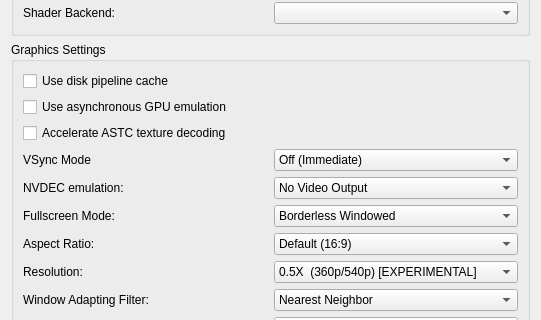
rorrim-rorrim/eden-alt, file src/yuzu/configuration/configure_graphics.ui: the form before one commit; both pictures show x 0 to 541 and y 94 to 414 of the 541 by 759 pixel window.
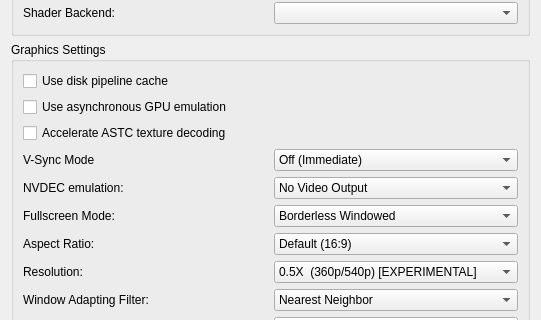
The form after the commit.

Commit message: configure_graphics: Fix typo

```diff
--- a/src/yuzu/configuration/configure_graphics.ui
+++ b/src/yuzu/configuration/configure_graphics.ui
@@ -206,7 +206,7 @@
            <item>
             <widget class="QLabel" name="vsync_mode_label">
              <property name="text">
-              <string>VSync Mode</string>
+              <string>V-Sync Mode</string>
              </property>
             </widget>
            </item>
```
